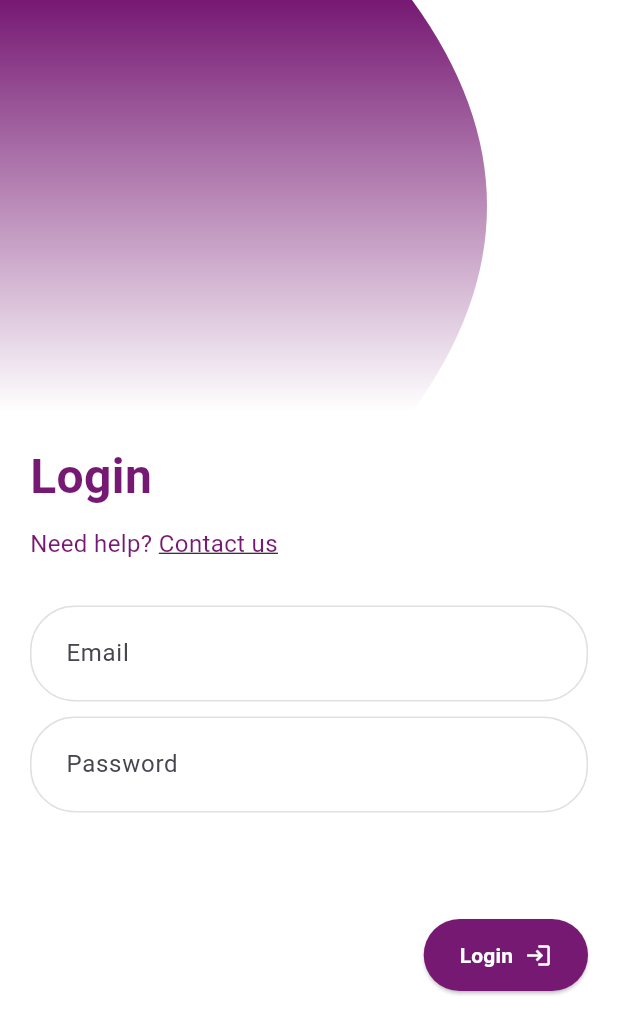
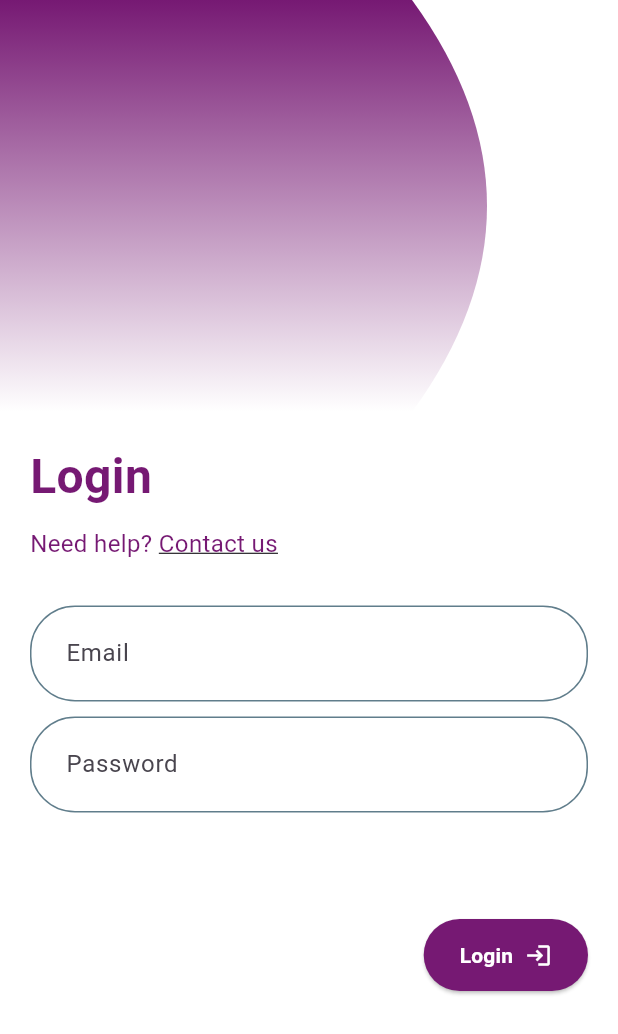
Before and after one commit to Nghia-PD/Winetopia-App, a Flutter app: the screen it shows after launch, on a phone screen of 412 x 824 dp. Shown: the top 1034 px of the screen. Run offline on Flutter 3.47's test engine with Material 3 defaults, Android fonts, the light colour scheme and no system bars; our stand-ins replace cloud_firestore, firebase_auth, firebase_core, flutter_spinkit, qr_flutter; accounts and stored records are empty.

Commit message:
retructing the code

```diff
--- a/lib/screens/authentication/index.dart
+++ b/lib/screens/authentication/index.dart
@@ -1,7 +1,7 @@
 import 'package:flutter/material.dart';
 import 'package:winetopia_app/screens/authentication/login.dart';
 import 'package:winetopia_app/screens/home/index.dart';
-import 'package:winetopia_app/services/firebase_authentication_functions.dart';
+import 'package:winetopia_app/services/firebase_auth.dart';
 
 class AuthenticationNavigation extends StatefulWidget {
   const AuthenticationNavigation({super.key});
@@ -15,7 +15,7 @@ class _AuthenticationNavigationState extends State<AuthenticationNavigation> {
   @override
   Widget build(BuildContext context) {
     return StreamBuilder(
-      stream: Auth().authStateChanges,
+      stream: AuthService().authStateChanges,
       builder: (context, snapshot) {
         if (snapshot.hasData) {
           return Index();
--- a/lib/screens/authentication/login.dart
+++ b/lib/screens/authentication/login.dart
@@ -1,5 +1,5 @@
 import 'package:flutter/material.dart';
-import 'package:winetopia_app/services/firebase_authentication_functions.dart';
+import 'package:winetopia_app/services/firebase_auth.dart';
 import 'package:winetopia_app/shares/clip_path.dart';
 import 'package:winetopia_app/shares/setting.dart';
 import 'package:winetopia_app/shares/loading.dart';
@@ -27,7 +27,7 @@ class _LoginScreenState extends State<LoginScreen> {
         width: width,
         decoration: BoxDecoration(
           gradient: LinearGradient(
-            colors: [Setting().winetopiaBrightPurple, Colors.white],
+            colors: [Setting().otherComponentColor, Colors.white],
             begin: Alignment.topCenter,
             end: Alignment.bottomCenter,
           ),
@@ -42,7 +42,7 @@ class _LoginScreenState extends State<LoginScreen> {
       textAlign: TextAlign.left,
       style: TextStyle(
         fontSize: 32,
-        color: Setting().winetopiaBrightPurple,
+        color: Setting().textColor,
         fontWeight: FontWeight.bold,
       ),
     );
@@ -50,11 +50,8 @@ class _LoginScreenState extends State<LoginScreen> {
 
   Widget _contactUsDialog() {
     return AlertDialog(
-      title: Text(
-        "Contact Us",
-        style: TextStyle(color: Setting().winetopiaBrightPurple),
-      ),
-      backgroundColor: Colors.white,
+      title: Text("Contact Us", style: TextStyle(color: Setting().textColor)),
+      backgroundColor: Setting().bodyContainerBackgroundColor,
       content: Column(
         mainAxisSize: MainAxisSize.min,
         crossAxisAlignment: CrossAxisAlignment.start,
@@ -81,10 +78,7 @@ class _LoginScreenState extends State<LoginScreen> {
         Text(
           "Need help? ",
           textAlign: TextAlign.left,
-          style: TextStyle(
-            fontSize: 16,
-            color: Setting().winetopiaBrightPurple,
-          ),
+          style: TextStyle(fontSize: 16, color: Setting().textColor),
         ),
         GestureDetector(
           onTap:
@@ -97,7 +91,7 @@ class _LoginScreenState extends State<LoginScreen> {
             textAlign: TextAlign.left,
             style: TextStyle(
               fontSize: 16,
-              color: Setting().winetopiaBrightPurple,
+              color: Setting().textColor,
               decoration: TextDecoration.underline,
             ),
           ),
@@ -125,11 +119,11 @@ class _LoginScreenState extends State<LoginScreen> {
         ),
         enabledBorder: OutlineInputBorder(
           borderRadius: BorderRadius.circular(30),
-          borderSide: BorderSide(color: Colors.grey.shade300),
+          borderSide: BorderSide(color: Colors.blueGrey),
         ),
         focusedBorder: OutlineInputBorder(
           borderRadius: BorderRadius.circular(30),
-          borderSide: BorderSide(color: Color.fromRGBO(139, 99, 218, 0.7)),
+          borderSide: BorderSide(color: Setting().borderLineColor),
         ),
         filled: true,
         fillColor: Colors.white,
@@ -155,7 +149,7 @@ class _LoginScreenState extends State<LoginScreen> {
         setState(() {
           loading = true;
         });
-        dynamic result = await Auth().signInWithEmailAndPassword(
+        dynamic result = await AuthService().signInWithEmailAndPassword(
           _controllerEmail.text,
           _controllerPassword.text,
         );
@@ -167,7 +161,7 @@ class _LoginScreenState extends State<LoginScreen> {
         }
       },
       style: ElevatedButton.styleFrom(
-        backgroundColor: Setting().winetopiaBrightPurple,
+        backgroundColor: Setting().buttonColor,
         shape: RoundedRectangleBorder(borderRadius: BorderRadius.circular(30)),
         padding: const EdgeInsets.symmetric(horizontal: 24, vertical: 14),
       ),
@@ -176,10 +170,13 @@ class _LoginScreenState extends State<LoginScreen> {
         children: [
           Text(
             'Login',
-            style: TextStyle(fontWeight: FontWeight.bold, color: Colors.white),
+            style: TextStyle(
+              fontWeight: FontWeight.bold,
+              color: Setting().textColorLight,
+            ),
           ),
           SizedBox(width: 8),
-          Icon(Icons.login, color: Colors.white),
+          Icon(Icons.login, color: Setting().otherComponentColorLight),
         ],
       ),
     );
@@ -190,7 +187,7 @@ class _LoginScreenState extends State<LoginScreen> {
     return loading
         ? Loading()
         : Scaffold(
-          backgroundColor: Colors.white,
+          backgroundColor: Setting().bodyContainerBackgroundColor,
           body: Container(
             padding: EdgeInsets.all(0),
             child: SingleChildScrollView(
--- a/lib/services/firebase_authentication_functions.dart
+++ b/lib/services/firebase_auth.dart
@@ -1,6 +1,6 @@
 import 'package:firebase_auth/firebase_auth.dart';
 
-class Auth {
+class AuthService {
   final FirebaseAuth _firebaseAuth = FirebaseAuth.instance;
 
   User? get currentUser => _firebaseAuth.currentUser;
@@ -13,8 +13,7 @@ class Auth {
         email: email,
         password: password,
       );
-
-      return result.user;
+      return result;
     } on FirebaseAuthException catch (e) {
       print(e.toString());
 
--- a/lib/services/firebase_firestore.dart
+++ b/lib/services/firebase_firestore.dart
@@ -6,7 +6,7 @@ class FirestoreService {
   FirestoreService({required this.uid});
 
   // stream data of current attendee
-  Stream<DocumentSnapshot> get attendeeData {
+  Stream<DocumentSnapshot> get attendeeDataStream {
     return FirebaseFirestore.instance
         .collection("Attendees")
         .doc(uid)
--- a/lib/shares/loading.dart
+++ b/lib/shares/loading.dart
@@ -8,10 +8,10 @@ class Loading extends StatelessWidget {
   @override
   Widget build(BuildContext context) {
     return Container(
-      color: Colors.white,
+      color: Setting().bodyContainerBackgroundColor,
       child: Center(
         child: SpinKitChasingDots(
-          color: Setting().winetopiaBrightPurple,
+          color: Setting().otherComponentColor,
           size: 50.0,
         ),
       ),
--- a/lib/shares/setting.dart
+++ b/lib/shares/setting.dart
@@ -1,12 +1,21 @@
-import 'package:flutter/cupertino.dart';
+import 'package:flutter/material.dart';
 
 class Setting {
-  Color winetopiaRose = Color.fromRGBO(217, 43, 123, 1);
-  Color winetopiaBrightPurple = Color.fromRGBO(118, 25, 115, 1);
-  Color winetopiaMidNight = Color.fromRGBO(41, 38, 99, 1);
-  Color winetopiaDustyBlue = Color.fromRGBO(58, 202, 226, 0.5);
-  Color winetopiaTurquoise = Color.fromRGBO(0, 222, 195, 0.5);
+  // Color winetopiaRose = Color.fromRGBO(217, 43, 123, 1);
+  // Color winetopiaBrightPurple = Color.fromRGBO(118, 25, 115, 1);
+  // Color winetopiaMidNight = Color.fromRGBO(41, 38, 99, 1);
+  // Color winetopiaDustyBlue = Color.fromRGBO(58, 202, 226, 0.5);
+  // Color winetopiaTurquoise = Color.fromRGBO(0, 222, 195, 0.5);
 
+  Color textColor = Color.fromRGBO(118, 25, 115, 1);
+  Color textColorLight = Colors.white;
+  Color bodyContainerBackgroundColor = Colors.white;
+  Color appBarBackgoundColor = Colors.white;
+  Color bottomNavBarColor = Color.fromRGBO(41, 38, 99, 1);
+  Color buttonColor = Color.fromRGBO(118, 25, 115, 1);
+  Color borderLineColor = Color.fromRGBO(118, 25, 115, 1);
+  Color otherComponentColor = Color.fromRGBO(118, 25, 115, 1);
+  Color otherComponentColorLight = Colors.white;
   double yPaddingInHome = 20;
   int borderRadius = 15;
 }
--- a/lib/shares/widgets.dart
+++ b/lib/shares/widgets.dart
@@ -2,12 +2,12 @@ import 'package:flutter/widgets.dart';
 import 'package:winetopia_app/shares/setting.dart';
 
 class Widgets {
-  Widget title(String titleText) {
+  Widget titleInHome(String titleText) {
     return Text(
       titleText,
       style: TextStyle(
         fontSize: 26,
-        color: Setting().winetopiaBrightPurple,
+        color: Setting().textColor,
         fontWeight: FontWeight.bold,
       ),
     );
```
Also changed, not shown: lib/models/attendee.dart (added, +39 -0 lines), lib/screens/home/home_content.dart (+18 -42 lines), lib/screens/home/index.dart (+31 -5 lines), lib/screens/home/profile.dart (+21 -21 lines).
